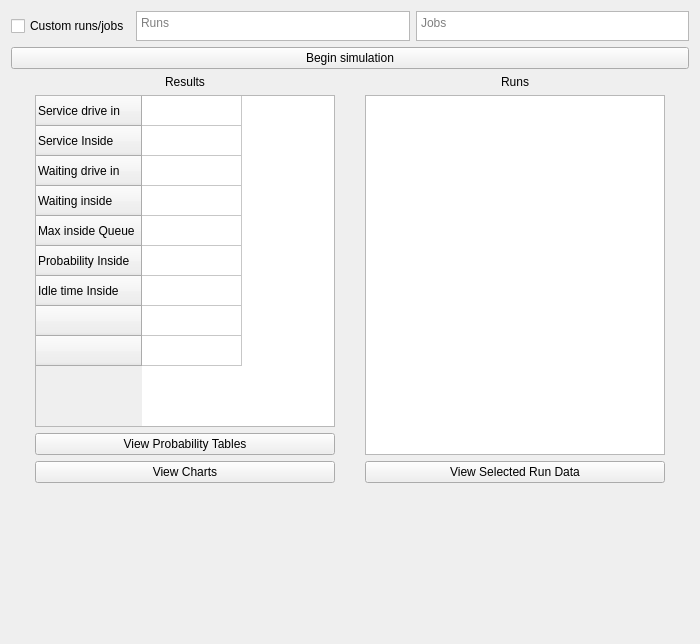
Before: the Qt Designer form mainwindow.ui in ragrag/Queue-Simulation-QT, drawn with Qt 5.
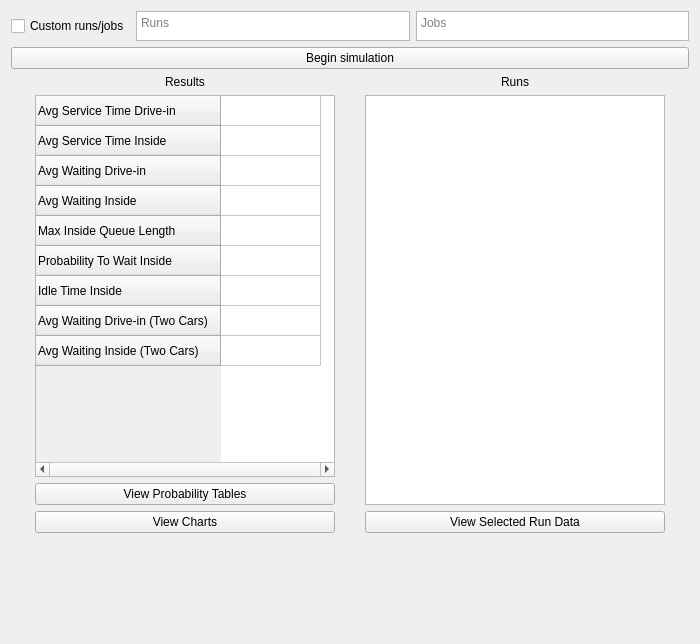
After: the same form once the commit is applied.

```diff
--- a/mainwindow.ui
+++ b/mainwindow.ui
@@ -115,7 +115,7 @@
            <enum>Qt::ScrollBarAlwaysOff</enum>
           </property>
           <property name="horizontalScrollBarPolicy">
-           <enum>Qt::ScrollBarAlwaysOff</enum>
+           <enum>Qt::ScrollBarAlwaysOn</enum>
           </property>
           <property name="showGrid">
            <bool>true</bool>
@@ -140,7 +140,7 @@
           </attribute>
           <row>
            <property name="text">
-            <string>Service drive in</string>
+            <string>Avg Service Time Drive-in</string>
            </property>
            <property name="font">
             <font>
@@ -153,7 +153,7 @@
           </row>
           <row>
            <property name="text">
-            <string>Service Inside</string>
+            <string>Avg Service Time Inside</string>
            </property>
            <property name="font">
             <font>
@@ -164,7 +164,7 @@
           </row>
           <row>
            <property name="text">
-            <string>Waiting drive in</string>
+            <string>Avg Waiting Drive-in</string>
            </property>
            <property name="font">
             <font>
@@ -175,7 +175,7 @@
           </row>
           <row>
            <property name="text">
-            <string>Waiting inside</string>
+            <string>Avg Waiting Inside</string>
            </property>
            <property name="font">
             <font>
@@ -186,7 +186,7 @@
           </row>
           <row>
            <property name="text">
-            <string>Max inside Queue</string>
+            <string>Max Inside Queue Length</string>
            </property>
            <property name="font">
             <font>
@@ -197,7 +197,7 @@
           </row>
           <row>
            <property name="text">
-            <string>Probability Inside</string>
+            <string>Probability To Wait Inside</string>
            </property>
            <property name="font">
             <font>
@@ -208,7 +208,7 @@
           </row>
           <row>
            <property name="text">
-            <string>Idle time Inside</string>
+            <string>Idle Time Inside</string>
            </property>
            <property name="font">
             <font>
@@ -219,12 +219,12 @@
           </row>
           <row>
            <property name="text">
-            <string/>
+            <string>Avg Waiting Drive-in (Two Cars)</string>
            </property>
           </row>
           <row>
            <property name="text">
-            <string/>
+            <string>Avg Waiting Inside (Two Cars)</string>
            </property>
           </row>
           <column/>
@@ -279,7 +279,7 @@
           <property name="sizeHint" stdset="0">
            <size>
             <width>20</width>
-            <height>150</height>
+            <height>100</height>
            </size>
           </property>
          </spacer>
@@ -356,7 +356,7 @@
           <property name="sizeHint" stdset="0">
            <size>
             <width>20</width>
-            <height>150</height>
+            <height>100</height>
            </size>
           </property>
          </spacer>
```
Left out of the diff: 2 changed lines with no effect on the pictures.
